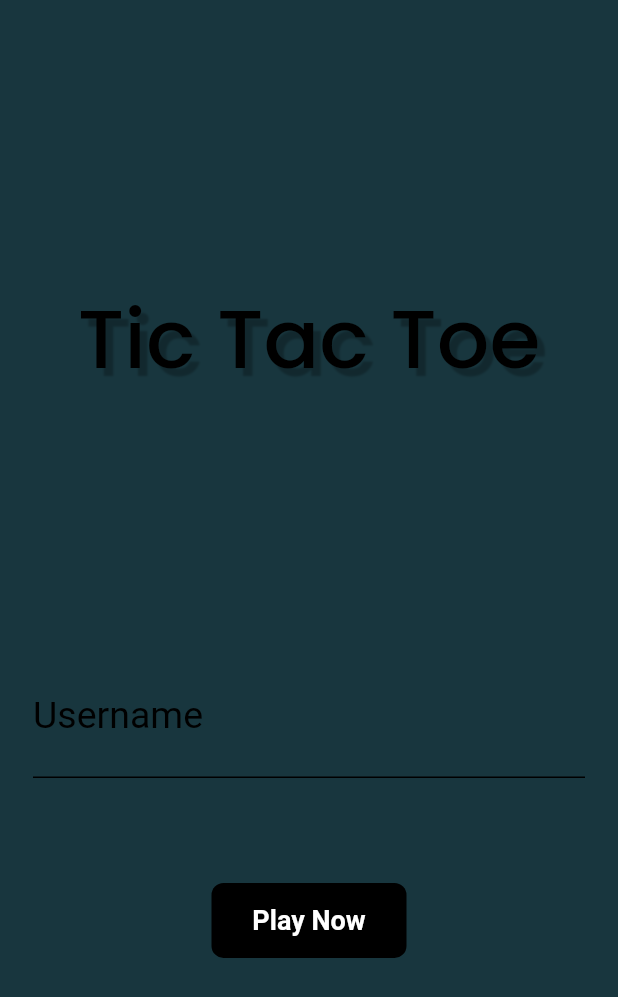
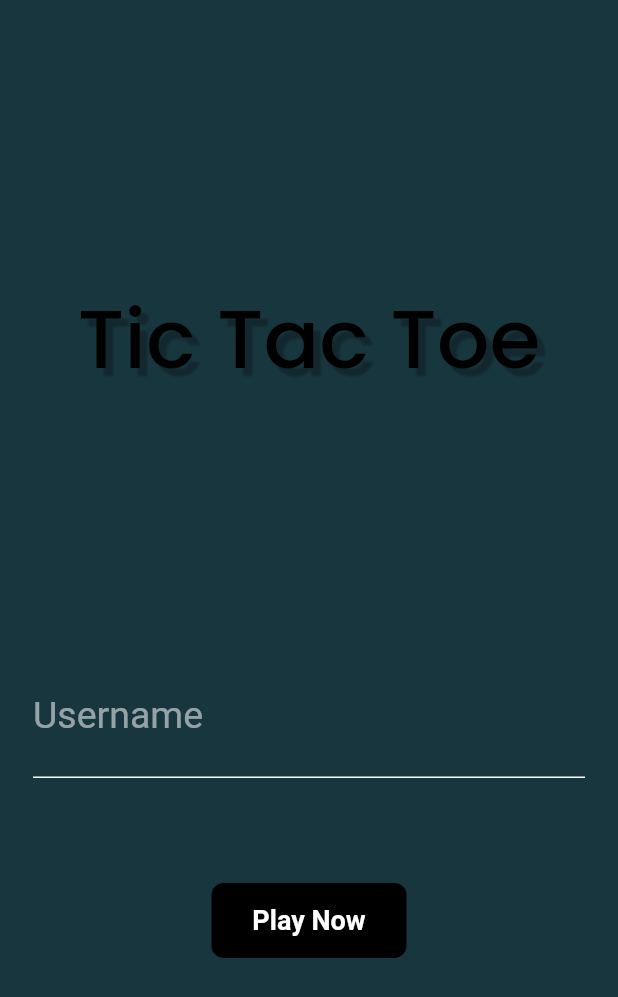
Before and after one commit to soulninja-dev/Tic-tac-toe, a Flutter app: the screen it shows after launch, on a phone screen of 412 x 824 dp. Shown: the top 997 px of the screen. Run offline on Flutter 3.47's test engine with Material 2 defaults, Android fonts, the light colour scheme and no system bars; Roboto replaces fonts that are missing (KiwiMaru).

Commit message:
🌈color problems

```diff
--- a/lib/widgets/enter_username.dart
+++ b/lib/widgets/enter_username.dart
@@ -1,4 +1,5 @@
 import 'package:flutter/material.dart';
+import 'package:tictactor/constants.dart';
 
 class EnterUsername extends StatelessWidget {
   const EnterUsername({
@@ -13,7 +14,7 @@ class EnterUsername extends StatelessWidget {
   Widget build(BuildContext context) {
     return TextFormField(
       showCursor: true,
-      cursorColor: Colors.black,
+      cursorColor: textColor,
       maxLines: 1,
       keyboardType: TextInputType.name,
       cursorHeight: 28,
@@ -33,22 +34,20 @@ class EnterUsername extends StatelessWidget {
           fontSize: 17,
           fontFamily: "KiwiMaru",
           fontWeight: FontWeight.bold,
-          color: Colors.black38,
+          color: Colors.white30,
         ),
         labelStyle: TextStyle(
           fontWeight: FontWeight.normal,
-          color: Colors.black,
+          color: Colors.white54,
           fontFamily: "KiwiMaru",
         ),
         enabledBorder: UnderlineInputBorder(
           borderSide: BorderSide(
-            color: Colors.black,
+            color: textColor,
           ),
         ),
         focusedBorder: UnderlineInputBorder(
-          borderSide: BorderSide(
-            color: Colors.black,
-          ),
+          borderSide: BorderSide(color: Colors.white60),
         ),
       ),
     );
```
